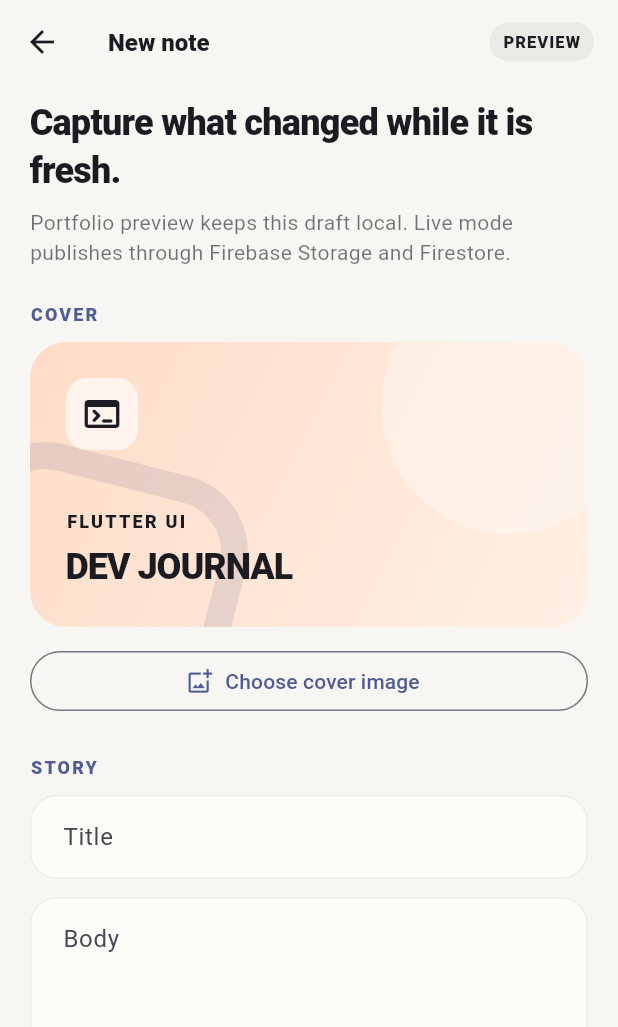
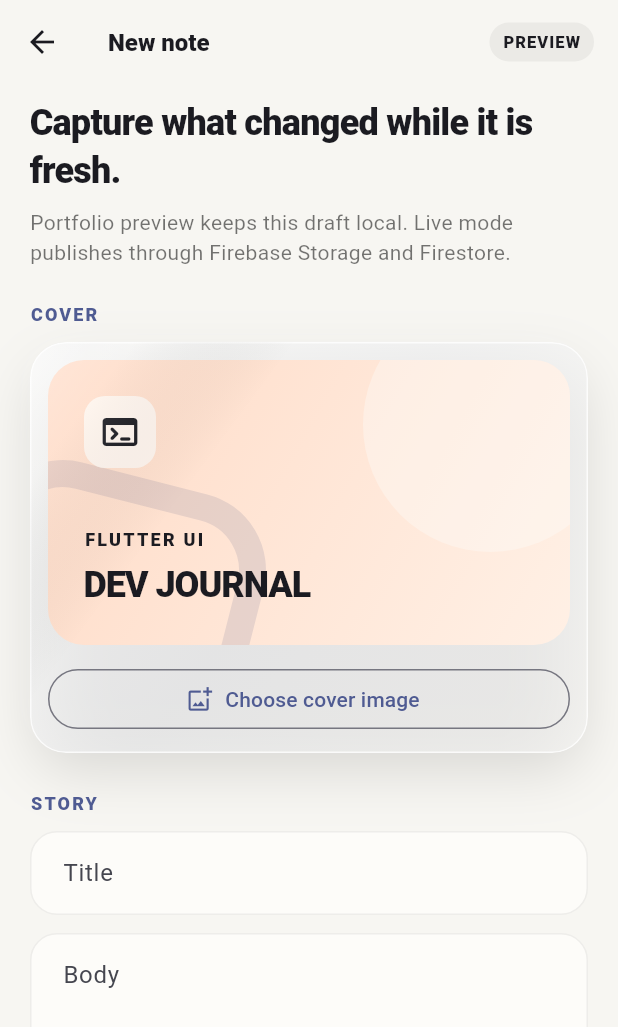
Before and after one commit to oosuhada/flutter_firebase_blog_app, a Flutter app: the screen it shows after launch, after a tap on "Start a note", on a phone screen of 412 x 824 dp. Shown: the top 1027 px of the screen. Run offline on Flutter 3.47's test engine with Material 3 defaults, Android fonts, the phone set to English and light mode, and no system bars; our stand-ins replace cloud_firestore, firebase_core, firebase_storage, flutter_riverpod, image_picker; accounts and stored records are empty; generated files the repository leaves out were written again.

Commit message:
Refine liquid glass portfolio surfaces

```diff
--- a/lib/ui/pages/detail/detail_page.dart
+++ b/lib/ui/pages/detail/detail_page.dart
@@ -3,6 +3,7 @@ import 'package:flutter_firebase_blog_app/data/model/post.dart';
 import 'package:flutter_firebase_blog_app/ui/pages/detail/detail_view_model.dart';
 import 'package:flutter_firebase_blog_app/ui/pages/write/write_page.dart';
 import 'package:flutter_firebase_blog_app/ui/widgets/post_cover.dart';
+import 'package:flutter_firebase_blog_app/v2/v2_glass.dart';
 import 'package:flutter_riverpod/flutter_riverpod.dart';
 
 class DetailPage extends ConsumerWidget {
@@ -100,13 +101,10 @@ class DetailPage extends ConsumerWidget {
                       ),
                 ),
                 const SizedBox(height: 34),
-                Container(
-                  width: double.infinity,
+                AppGlassSurface(
+                  borderRadius: BorderRadius.circular(20),
+                  blurSigma: 12,
                   padding: const EdgeInsets.all(18),
-                  decoration: BoxDecoration(
-                    color: Colors.black.withValues(alpha: .035),
-                    borderRadius: BorderRadius.circular(20),
-                  ),
                   child: Text(
                     previewMode
                         ? 'Portfolio preview · live posts use the same detail layout with Firestore updates.'
@@ -205,11 +203,15 @@ class _PostMetadata extends StatelessWidget {
 
   @override
   Widget build(BuildContext context) {
-    return Row(
+    return AppGlassSurface(
+      borderRadius: BorderRadius.circular(22),
+      blurSigma: 12,
+      padding: const EdgeInsets.symmetric(horizontal: 14, vertical: 12),
+      child: Row(
         children: [
           CircleAvatar(
             radius: 18,
-          backgroundColor: Colors.black.withValues(alpha: .06),
+            backgroundColor: Colors.white.withValues(alpha: .46),
             child: const Icon(Icons.person_outline_rounded, size: 18),
           ),
           const SizedBox(width: 10),
@@ -245,6 +247,7 @@ class _PostMetadata extends StatelessWidget {
                 ?.copyWith(color: Colors.black45),
           ),
         ],
+      ),
     );
   }
 
--- a/lib/ui/pages/home/widgets/home_list_view.dart
+++ b/lib/ui/pages/home/widgets/home_list_view.dart
@@ -3,6 +3,7 @@ import 'package:flutter_firebase_blog_app/data/model/post.dart';
 import 'package:flutter_firebase_blog_app/ui/pages/detail/detail_page.dart';
 import 'package:flutter_firebase_blog_app/ui/pages/home/home_view_model.dart';
 import 'package:flutter_firebase_blog_app/ui/widgets/post_cover.dart';
+import 'package:flutter_firebase_blog_app/v2/v2_glass.dart';
 import 'package:flutter_riverpod/flutter_riverpod.dart';
 
 class HomeListView extends ConsumerWidget {
@@ -15,7 +16,11 @@ class HomeListView extends ConsumerWidget {
     return Column(
       crossAxisAlignment: CrossAxisAlignment.start,
       children: [
-        Row(
+        AppGlassSurface(
+          borderRadius: BorderRadius.circular(22),
+          blurSigma: 12,
+          padding: const EdgeInsets.fromLTRB(15, 13, 15, 13),
+          child: Row(
             crossAxisAlignment: CrossAxisAlignment.end,
             children: [
               Expanded(
@@ -33,7 +38,8 @@ class HomeListView extends ConsumerWidget {
                     const SizedBox(height: 6),
                     Text(
                       'Fresh from the build log',
-                    style: Theme.of(context).textTheme.headlineSmall?.copyWith(
+                      style:
+                          Theme.of(context).textTheme.headlineSmall?.copyWith(
                                 fontWeight: FontWeight.w900,
                                 letterSpacing: -.6,
                               ),
@@ -41,14 +47,28 @@ class HomeListView extends ConsumerWidget {
                   ],
                 ),
               ),
-            Text(
+              Container(
+                padding: const EdgeInsets.symmetric(horizontal: 9, vertical: 6),
+                decoration: BoxDecoration(
+                  color: Theme.of(context)
+                      .colorScheme
+                      .primary
+                      .withValues(alpha: .08),
+                  borderRadius: BorderRadius.circular(999),
+                  border: Border.all(
+                    color: Colors.white.withValues(alpha: .72),
+                  ),
+                ),
+                child: Text(
                   '${state.posts.length} notes',
-              style: Theme.of(context)
-                  .textTheme
-                  .labelMedium
-                  ?.copyWith(color: Colors.black45),
+                  style: Theme.of(context).textTheme.labelMedium?.copyWith(
+                        color: Theme.of(context).colorScheme.onSurfaceVariant,
+                        fontWeight: FontWeight.w700,
+                      ),
+                ),
               ),
             ],
+          ),
         ),
         const SizedBox(height: 16),
         ...state.posts.indexed.expand(
--- a/lib/ui/pages/write/write_page.dart
+++ b/lib/ui/pages/write/write_page.dart
@@ -4,6 +4,7 @@ import 'package:flutter/material.dart';
 import 'package:flutter_firebase_blog_app/data/model/post.dart';
 import 'package:flutter_firebase_blog_app/ui/pages/write/write_view_model.dart';
 import 'package:flutter_firebase_blog_app/ui/widgets/post_cover.dart';
+import 'package:flutter_firebase_blog_app/v2/v2_glass.dart';
 import 'package:flutter_riverpod/flutter_riverpod.dart';
 import 'package:image_picker/image_picker.dart';
 
@@ -110,19 +111,25 @@ class _WritePageState extends ConsumerState<WritePage> {
               const SizedBox(height: 24),
               _SectionLabel(label: 'COVER'),
               const SizedBox(height: 10),
+              _GlassFormSection(
+                child: Column(
+                  children: [
                     _CoverPreview(
                       post: _draftPost(state.imageUrl),
                       localImagePath: localImagePath,
                       imageUrl: state.imageUrl,
                     ),
                     const SizedBox(height: 12),
-              OutlinedButton.icon(
+                    SizedBox(
+                      width: double.infinity,
+                      child: OutlinedButton.icon(
                         onPressed: state.isWriting ? null : _pickImage,
                         icon: state.isWriting
                             ? const SizedBox(
                                 width: 18,
                                 height: 18,
-                        child: CircularProgressIndicator(strokeWidth: 2),
+                                child:
+                                    CircularProgressIndicator(strokeWidth: 2),
                               )
                             : const Icon(Icons.add_photo_alternate_outlined),
                         label: Text(
@@ -132,6 +139,10 @@ class _WritePageState extends ConsumerState<WritePage> {
                                       (state.imageUrl?.isEmpty ?? true)
                                   ? 'Choose cover image'
                                   : 'Replace cover image',
+                        ),
+                      ),
+                    ),
+                  ],
                 ),
               ),
               const SizedBox(height: 26),
@@ -167,6 +178,9 @@ class _WritePageState extends ConsumerState<WritePage> {
               const SizedBox(height: 26),
               _SectionLabel(label: 'PUBLISHING DETAILS'),
               const SizedBox(height: 10),
+              _GlassFormSection(
+                child: Column(
+                  children: [
                     DropdownButtonFormField<String>(
                       value: selectedCategory,
                       decoration: const InputDecoration(labelText: 'Category'),
@@ -190,6 +204,9 @@ class _WritePageState extends ConsumerState<WritePage> {
                       textInputAction: TextInputAction.done,
                       decoration: const InputDecoration(labelText: 'Author'),
                       validator: _required('Add an author'),
+                    ),
+                  ],
+                ),
               ),
               const SizedBox(height: 24),
               FilledButton.icon(
@@ -345,6 +362,22 @@ class _SectionLabel extends StatelessWidget {
   }
 }
 
+class _GlassFormSection extends StatelessWidget {
+  const _GlassFormSection({required this.child});
+
+  final Widget child;
+
+  @override
+  Widget build(BuildContext context) {
+    return AppGlassSurface(
+      borderRadius: BorderRadius.circular(24),
+      blurSigma: 12,
+      padding: const EdgeInsets.all(12),
+      child: child,
+    );
+  }
+}
+
 class _PreviewModeBadge extends StatelessWidget {
   const _PreviewModeBadge();
 
```
Also changed, not shown: .github/assets/portfolio/01-feed.png, .github/assets/portfolio/02-post-detail.png, .github/assets/portfolio/03-write-post.png, .github/assets/portfolio/04-image-preview.png, 1 other file. Lines whose indentation alone changed are shown as unchanged.
